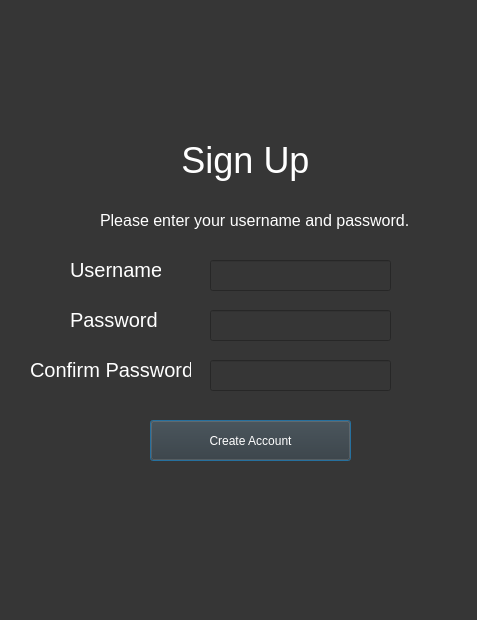
Qt form UI files/createacc.ui (DataChefBoyardee/Database-Design-FP) before a commit.
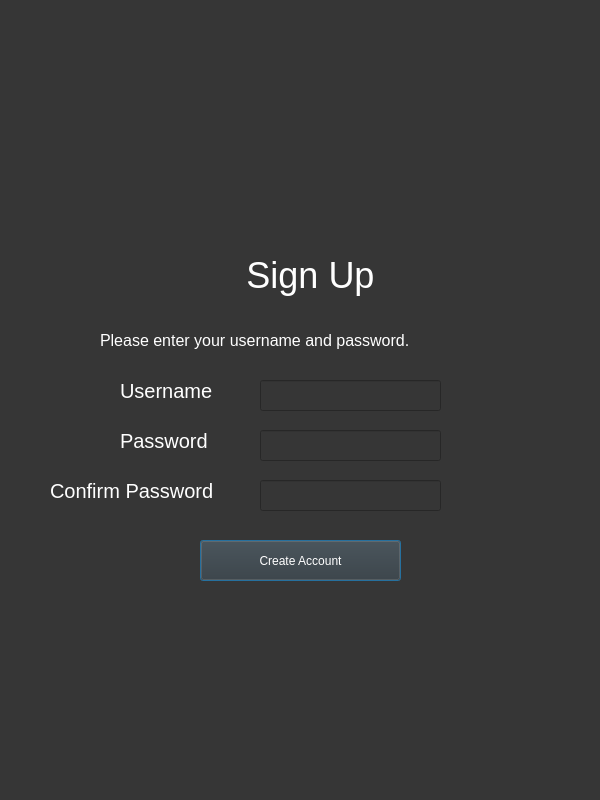
The same form after that commit.

Commit message: Switched up the ui files a bit

The edit to the form file:
```diff
--- a/UI files/createacc.ui
+++ b/UI files/createacc.ui
@@ -6,8 +6,8 @@
    <rect>
     <x>0</x>
     <y>0</y>
-    <width>477</width>
-    <height>620</height>
+    <width>600</width>
+    <height>800</height>
    </rect>
   </property>
   <property name="windowTitle">
@@ -19,8 +19,8 @@
   <widget class="QLineEdit" name="pEdit">
    <property name="geometry">
     <rect>
-     <x>210</x>
-     <y>310</y>
+     <x>260</x>
+     <y>430</y>
      <width>181</width>
      <height>31</height>
     </rect>
@@ -33,9 +33,9 @@
    <property name="geometry">
     <rect>
      <x>100</x>
-     <y>210</y>
-     <width>311</width>
-     <height>20</height>
+     <y>330</y>
+     <width>391</width>
+     <height>21</height>
     </rect>
    </property>
    <property name="styleSheet">
@@ -48,10 +48,10 @@
   <widget class="QLabel" name="uLabel">
    <property name="geometry">
     <rect>
-     <x>70</x>
-     <y>260</y>
-     <width>91</width>
-     <height>20</height>
+     <x>120</x>
+     <y>380</y>
+     <width>121</width>
+     <height>21</height>
     </rect>
    </property>
    <property name="styleSheet">
@@ -64,10 +64,10 @@
   <widget class="QLabel" name="greeting">
    <property name="geometry">
     <rect>
-     <x>160</x>
-     <y>140</y>
-     <width>171</width>
-     <height>41</height>
+     <x>210</x>
+     <y>250</y>
+     <width>201</width>
+     <height>51</height>
     </rect>
    </property>
    <property name="font">
@@ -92,10 +92,10 @@
   <widget class="QLabel" name="pLabel">
    <property name="geometry">
     <rect>
-     <x>70</x>
-     <y>310</y>
-     <width>91</width>
-     <height>20</height>
+     <x>120</x>
+     <y>430</y>
+     <width>121</width>
+     <height>21</height>
     </rect>
    </property>
    <property name="styleSheet">
@@ -108,8 +108,8 @@
   <widget class="QPushButton" name="loginButton">
    <property name="geometry">
     <rect>
-     <x>150</x>
-     <y>420</y>
+     <x>200</x>
+     <y>540</y>
      <width>201</width>
      <height>41</height>
     </rect>
@@ -124,8 +124,8 @@
   <widget class="QLineEdit" name="uEdit">
    <property name="geometry">
     <rect>
-     <x>210</x>
-     <y>260</y>
+     <x>260</x>
+     <y>380</y>
      <width>181</width>
      <height>31</height>
     </rect>
@@ -137,10 +137,10 @@
   <widget class="QLabel" name="pLabel_2">
    <property name="geometry">
     <rect>
-     <x>30</x>
-     <y>360</y>
-     <width>161</width>
-     <height>20</height>
+     <x>50</x>
+     <y>480</y>
+     <width>201</width>
+     <height>21</height>
     </rect>
    </property>
    <property name="styleSheet">
@@ -153,8 +153,8 @@
   <widget class="QLineEdit" name="pEdit_2">
    <property name="geometry">
     <rect>
-     <x>210</x>
-     <y>360</y>
+     <x>260</x>
+     <y>480</y>
      <width>181</width>
      <height>31</height>
     </rect>
```
The commit also changes 1 other file.
